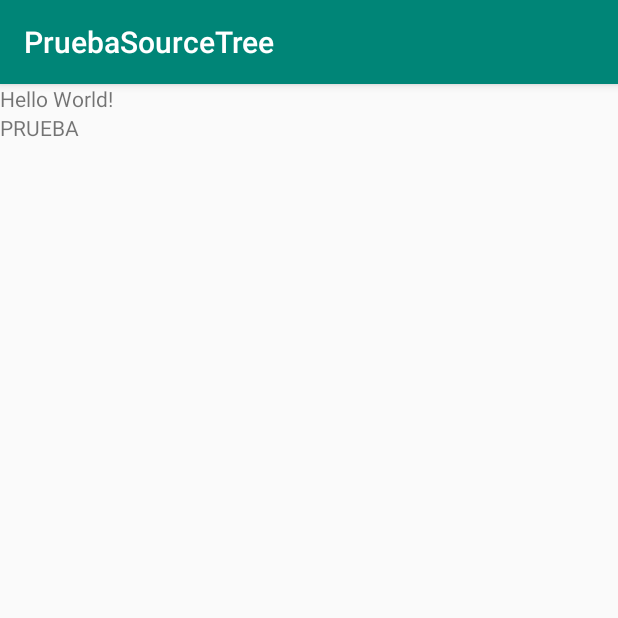
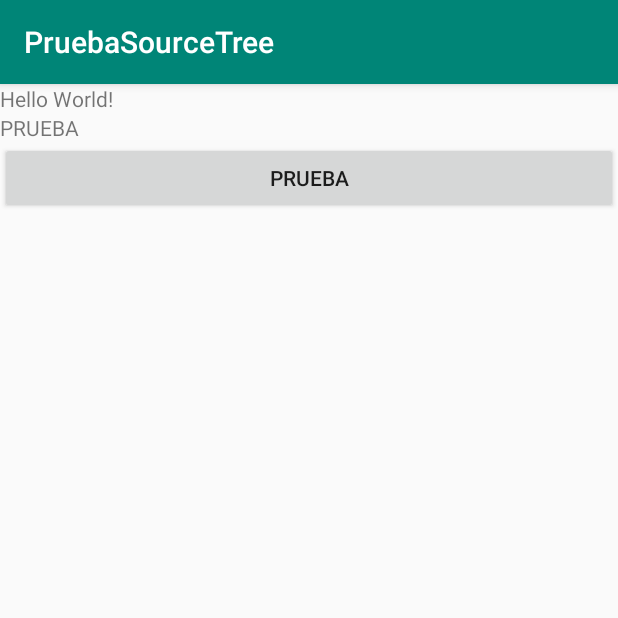
Before and after one commit to jsbernalp/PruebaSourceTree, an Android app: the screen it shows after launch (MainActivity), on a phone screen of 412 x 824 dp, the top half of it. Run offline under Robolectric (Android 15) with nearby library versions, the phone set to English and light mode, and no system bars.

Commit message:
nuevo Boton

```diff
--- a/app/src/main/res/layout/activity_main.xml
+++ b/app/src/main/res/layout/activity_main.xml
@@ -22,6 +22,8 @@
               android:layout_height="wrap_content"
               android:text="PRUEBA"
     />
+    <Button android:layout_width="match_parent" android:layout_height="wrap_content"
+    android:text="PRUEBA"/>
 
 </LinearLayout>
 
```
